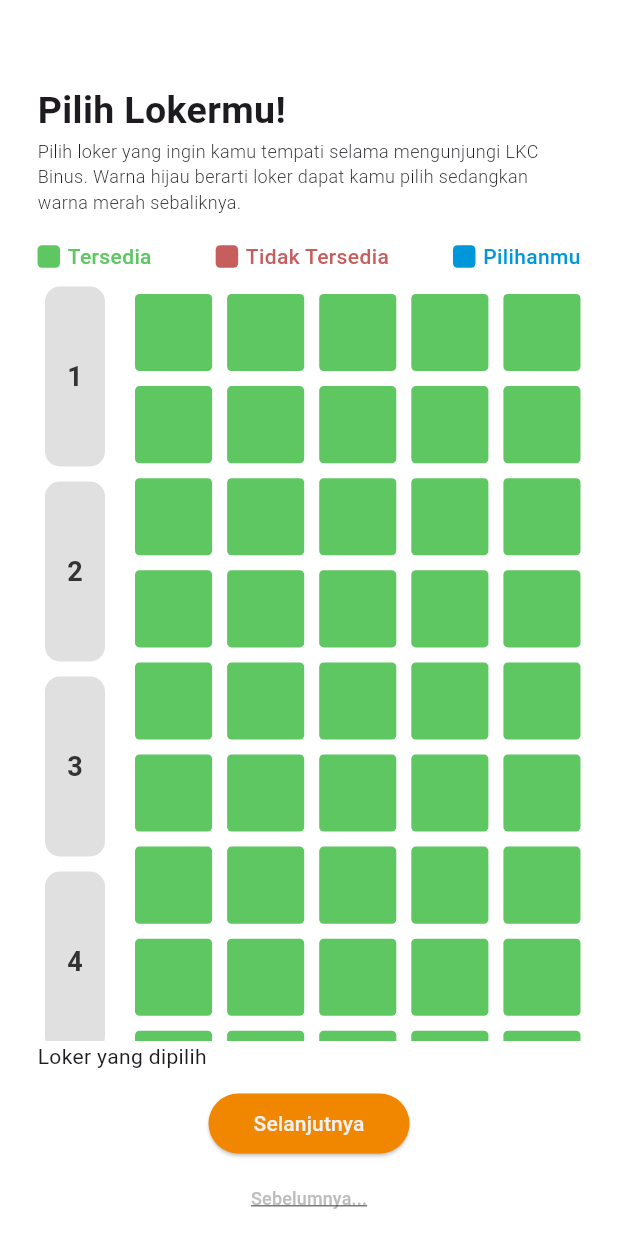
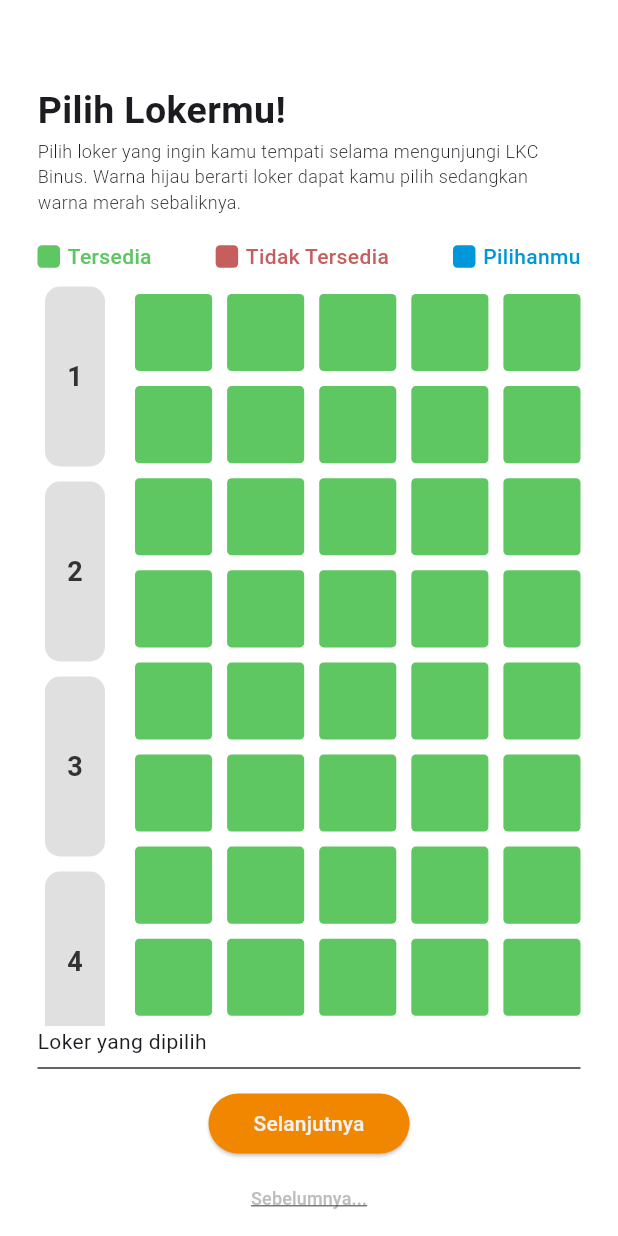
Before and after one commit to gnlehc/Libeery-App, a Flutter app: the screen it shows after launch, on a phone screen of 412 x 824 dp. Run offline on Flutter 3.47's test engine with Material 3 defaults, Android fonts, the light colour scheme and no system bars.

Commit message:
feat: add booking page 3 finished

```diff
--- a/libeery/lib/booking/BookingPage3.dart
+++ b/libeery/lib/booking/BookingPage3.dart
@@ -193,7 +193,7 @@ class BookingPage3State extends State<BookingPage3> {
           ),
 
           Container(
-            height: 30,
+            height: 40,
             padding: EdgeInsets.symmetric(horizontal: 25),
             child: Column(
               children: [
@@ -210,6 +210,10 @@ class BookingPage3State extends State<BookingPage3> {
                     ),
                   ]
                 ),
+                Divider(
+                  thickness: 1.0,
+                  color: Color(0xff333333),
+                )
               ]
             ),
           ),
```
